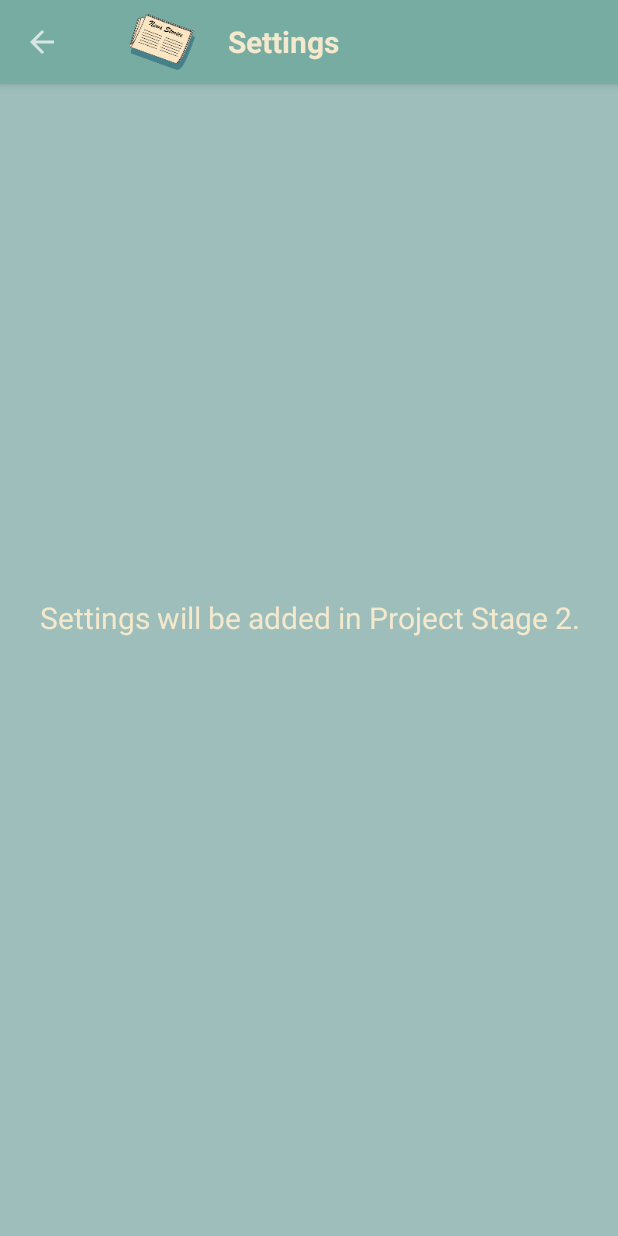
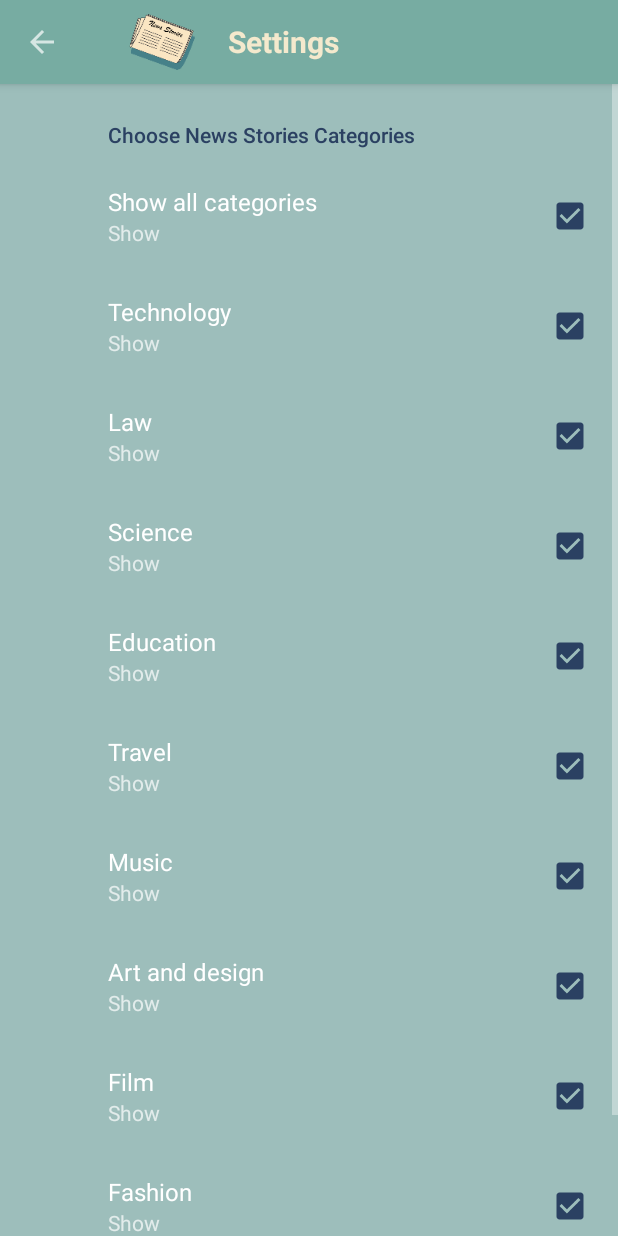
Before and after one commit to GretaGri/News-Stories, an Android app: the SettingsActivity screen opened directly, with no data from a screen before it, on a phone screen of 412 x 824 dp. Run offline under Robolectric (Android 15) with nearby library versions, the light colour scheme and no system bars; our stand-ins replace androidx.preference; Roboto replaces fonts that are not available here; 2 statements that could not run were skipped.

Commit message:
Added Settings fragment with first setting - checkboxes to choose how many and what categories to show in the Menu list (main checkbox - all/none plus single checkboxes for each menu item).

```diff
--- a/app/build.gradle
+++ b/app/build.gradle
@@ -31,6 +31,9 @@ dependencies {
     implementation 'com.android.support:recyclerview-v7:27.1.1'
     implementation 'com.android.support:cardview-v7:27.1.1'
     implementation 'com.squareup.picasso:picasso:2.71828'
+    implementation 'com.android.support:preference-v7:27.1.1'
+    implementation 'com.android.support:preference-v14:27.1.1'
+    implementation 'com.android.support:support-v4:27.1.1'
     testImplementation 'junit:junit:4.12'
     androidTestImplementation 'com.android.support.test:runner:1.0.2'
     androidTestImplementation 'com.android.support.test.espresso:espresso-core:3.0.2'
--- a/app/src/main/res/layout/activity_settings.xml
+++ b/app/src/main/res/layout/activity_settings.xml
@@ -34,15 +34,11 @@
         </android.support.v7.widget.Toolbar>
     </android.support.design.widget.AppBarLayout>
 
-    <TextView
-        android:id="@+id/textView"
-        android:layout_width="0dp"
-        android:layout_height="0dp"
-        android:gravity="center"
-        android:text="@string/seetings_added"
-        app:layout_constraintBottom_toBottomOf="parent"
-        app:layout_constraintEnd_toEndOf="parent"
-        app:layout_constraintStart_toStartOf="parent"
-        app:layout_constraintTop_toTopOf="parent" />
+    <fragment
+        android:id="@+id/activity_settings"
+        android:name="com.example.android.newsstories.SettingsFragment"
+        android:layout_marginTop="?android:attr/actionBarSize"
+        android:layout_width="match_parent"
+        android:layout_height="match_parent"/>
 
 </android.support.constraint.ConstraintLayout>
--- a/app/src/main/res/layout/fragment.xml
+++ b/app/src/main/res/layout/fragment.xml
@@ -10,6 +10,7 @@
         android:id="@+id/no_stories_layout"
         android:layout_width="match_parent"
         android:layout_height="match_parent"
+        android:background="@color/colorBackground"
         android:layout_marginTop="?android:attr/actionBarSize"
         android:visibility="gone">
 
--- a/app/src/main/res/values/colors.xml
+++ b/app/src/main/res/values/colors.xml
@@ -2,7 +2,7 @@
 <resources>
     <color name="colorPrimary">#77ACA2</color>
     <color name="colorPrimaryDark">#468189</color>
-    <color name="colorAccent">#1DE9B6</color>
+    <color name="colorAccent">#2B4162</color>
     <color name="colorBackground">#9DBEBB</color>
     <color name="colorText">#F4E9CD</color>
     <color name="colorDarkBlue">#013926</color>
--- a/app/src/main/res/values/strings.xml
+++ b/app/src/main/res/values/strings.xml
@@ -61,4 +61,8 @@
     <string name="film">Film</string>
     <string name="art_and_design">Art and design</string>
     <string name="contentdesc_mailbox">Image with mailbox full of newspapers</string>
+
+    <!-- TODO: Remove or change this placeholder text -->
+    <string name="hello_blank_fragment">Hello blank fragment</string>
+    <string name="show_all">show_all</string>
 </resources>
--- a/app/src/main/res/values/styles.xml
+++ b/app/src/main/res/values/styles.xml
@@ -9,6 +9,7 @@
         <item name="android:fontFamily">@font/alegreya</item>
         <item name="android:textSize">@dimen/text_size_title</item>
         <item name="android:textColor">@color/colorText</item>
+        <item name="preferenceTheme">@style/PreferenceThemeOverlay.v14.Material</item>
     </style>
 
 </resources>
--- /dev/null
+++ b/app/src/main/res/xml/preference.xml
@@ -0,0 +1,81 @@
+<?xml version="1.0" encoding="utf-8"?>
+<PreferenceScreen xmlns:android="http://schemas.android.com/apk/res/android">
+    <PreferenceCategory android:title="Choose News Stories Categories">
+        <CheckBoxPreference
+            android:defaultValue="true"
+            android:key="@string/show_all"
+            android:summaryOff="Hidden"
+            android:summaryOn="Show"
+            android:title="Show all categories" />
+
+        <CheckBoxPreference
+            android:defaultValue="true"
+            android:key="@string/technology"
+            android:summaryOff="Hidden"
+            android:summaryOn="Show"
+            android:title="@string/technology" />
+
+        <CheckBoxPreference
+            android:defaultValue="true"
+            android:key="@string/law"
+            android:summaryOff="Hidden"
+            android:summaryOn="Show"
+            android:title="@string/law" />
+
+        <CheckBoxPreference
+            android:defaultValue="true"
+            android:key="@string/science"
+            android:summaryOff="Hidden"
+            android:summaryOn="Show"
+            android:title="@string/science" />
+
+        <CheckBoxPreference
+            android:defaultValue="true"
+            android:key="@string/education"
+            android:summaryOff="Hidden"
+            android:summaryOn="Show"
+            android:title="@string/education" />
+
+        <CheckBoxPreference
+            android:defaultValue="true"
+            android:key="@string/travel"
+            android:summaryOff="Hidden"
+            android:summaryOn="Show"
+            android:title="@string/travel" />
+
+        <CheckBoxPreference
+            android:defaultValue="true"
+            android:key="@string/music"
+            android:summaryOff="Hidden"
+            android:summaryOn="Show"
+            android:title="@string/music" />
+
+        <CheckBoxPreference
+            android:defaultValue="true"
+            android:key="@string/art_and_design"
+            android:summaryOff="Hidden"
+            android:summaryOn="Show"
+            android:title="@string/art_and_design" />
+
+        <CheckBoxPreference
+            android:defaultValue="true"
+            android:key="@string/film"
+            android:summaryOff="Hidden"
+            android:summaryOn="Show"
+            android:title="@string/film" />
+
+        <CheckBoxPreference
+            android:defaultValue="true"
+            android:key="@string/fashion"
+            android:summaryOff="Hidden"
+            android:summaryOn="Show"
+            android:title="@string/fashion" />
+
+        <CheckBoxPreference
+            android:defaultValue="true"
+            android:key="@string/crosswords"
+            android:summaryOff="Hidden"
+            android:summaryOn="Show"
+            android:title="@string/crosswords" />
+    </PreferenceCategory>
+</PreferenceScreen>
```
Also changed, not shown: app/src/main/java/com/example/android/newsstories/MainActivity.java (+25 -0 lines), app/src/main/java/com/example/android/newsstories/SettingsFragment.java (added, +57 -0 lines).
